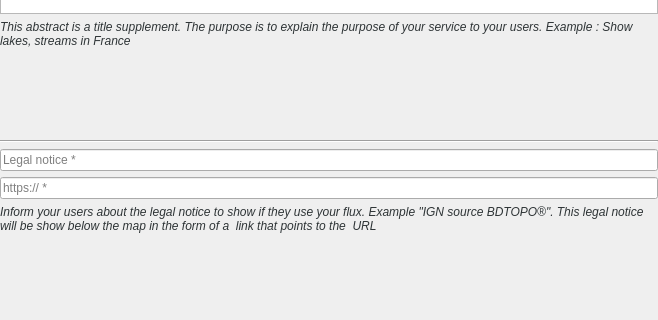
Above: geotuileur/gui/publication_creation/wdg_publication_form.ui from JulesGrillot/plugin-qgis-geoplateforme before the change; both pictures show x 0 to 658 and y 480 to 800 of the 658 by 800 pixel window. Below: the same form after it.
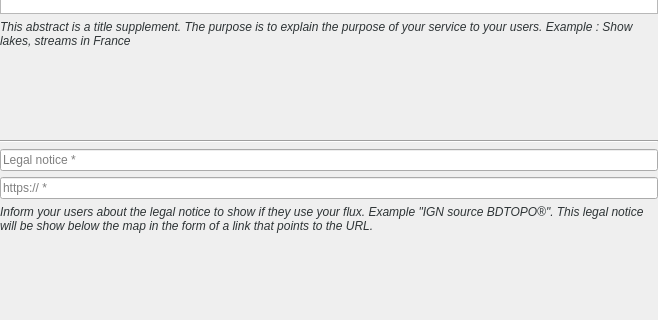
That is the form after the change.

Commit message: Fix generic name

```diff
--- a/geotuileur/gui/publication_creation/wdg_publication_form.ui
+++ b/geotuileur/gui/publication_creation/wdg_publication_form.ui
@@ -99,7 +99,7 @@
       <string notr="true">color: rgb(46, 52, 54)</string>
      </property>
      <property name="text">
-      <string>Inform your users about the legal notice to show if they use your flux. Example &quot;IGN source BDTOPO®&quot;. This legal notice will be show below the map in the form of a  link that points to the  URL</string>
+      <string>Inform your users about the legal notice to show if they use your flux. Example &quot;IGN source BDTOPO®&quot;. This legal notice will be show below the map in the form of a link that points to the URL.</string>
      </property>
      <property name="scaledContents">
       <bool>true</bool>
```
Left out of the diff: 6 changed lines with no effect on the pictures.
